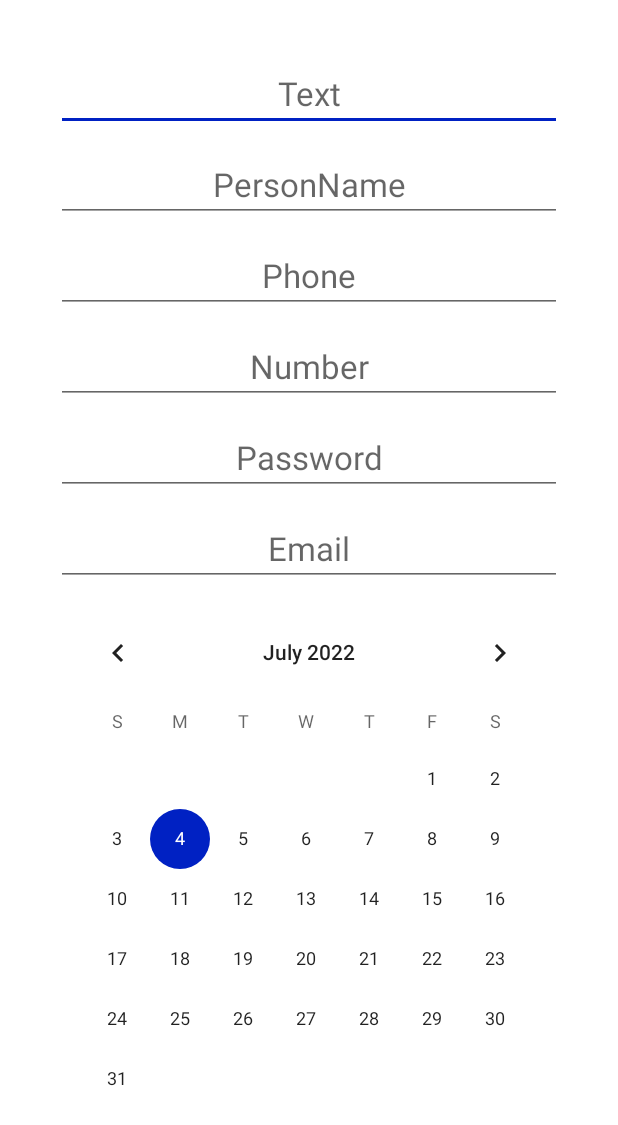
After one commit to hucknoob/GitFirstHome, an Android app: the layout activity_second.xml on its own in the app's theme, with its tools: preview values and no code run, on a phone screen of 412 x 824 dp. The commit adds this screen. Shown: the top 1125 px of the screen. Run offline under Robolectric (Android 15) with nearby library versions, the phone set to English and light mode, and no system bars.

Commit message:
Второй пункт домашней работы

```diff
--- a/app/src/main/java/com/example/gitfirsthome/MainActivity.java
+++ b/app/src/main/java/com/example/gitfirsthome/MainActivity.java
@@ -10,5 +10,6 @@ public class MainActivity extends AppCompatActivity {
     protected void onCreate(Bundle savedInstanceState) {
         super.onCreate(savedInstanceState);
         setContentView(R.layout.activity_main);
+
     }
 }
--- /dev/null
+++ b/app/src/main/res/layout/activity_second.xml
@@ -0,0 +1,67 @@
+<?xml version="1.0" encoding="utf-8"?>
+<LinearLayout xmlns:android="http://schemas.android.com/apk/res/android"
+    android:layout_width="match_parent"
+    android:layout_height="match_parent"
+    android:layout_margin="16dp"
+    android:orientation="vertical"
+    android:padding="16dp">
+
+    <EditText
+        android:layout_width="match_parent"
+        android:layout_height="wrap_content"
+        android:layout_margin="5dp"
+        android:gravity="center_horizontal"
+        android:hint="Text"
+        android:inputType="text"
+        android:textSize="22sp" />
+
+    <EditText
+        android:layout_width="match_parent"
+        android:layout_height="wrap_content"
+        android:layout_margin="5dp"
+        android:gravity="center_horizontal"
+        android:hint="PersonName"
+        android:inputType="textPersonName"
+        android:textSize="22sp" />
+
+    <EditText
+        android:layout_width="match_parent"
+        android:layout_height="wrap_content"
+        android:layout_margin="5dp"
+        android:gravity="center_horizontal"
+        android:hint="Phone"
+        android:inputType="phone"
+        android:textSize="22sp" />
+
+    <EditText
+        android:layout_width="match_parent"
+        android:layout_height="wrap_content"
+        android:layout_margin="5dp"
+        android:gravity="center_horizontal"
+        android:hint="Number"
+        android:inputType="number"
+        android:textSize="22sp" />
+
+    <EditText
+        android:layout_width="match_parent"
+        android:layout_height="wrap_content"
+        android:layout_margin="5dp"
+        android:gravity="center_horizontal"
+        android:hint="Password"
+        android:inputType="textPassword"
+        android:textSize="22sp" />
+
+    <EditText
+        android:layout_width="match_parent"
+        android:layout_height="wrap_content"
+        android:layout_margin="5dp"
+        android:gravity="center_horizontal"
+        android:hint="Email"
+        android:inputType="textEmailAddress"
+        android:textSize="22sp" />
+
+    <CalendarView
+        android:layout_width="wrap_content"
+        android:layout_height="wrap_content"
+        android:layout_margin="5dp" />
+</LinearLayout>
```
